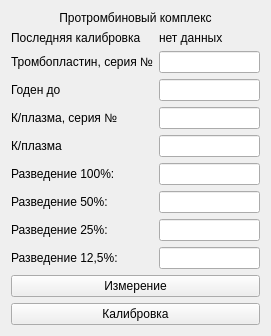
The window that choisedialog/ko5.ui (krang4d/Agrekola) describes before a commit, drawn with Qt 5.
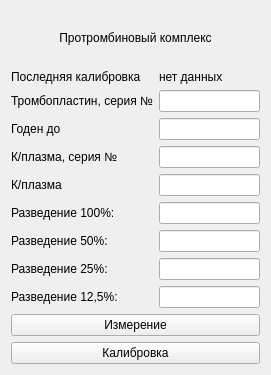
The same window after the commit.

The edit to the form file:
```diff
--- a/choisedialog/ko5.ui
+++ b/choisedialog/ko5.ui
@@ -7,7 +7,7 @@
     <x>0</x>
     <y>0</y>
     <width>271</width>
-    <height>318</height>
+    <height>375</height>
    </rect>
   </property>
   <property name="windowTitle">
```
Left out of the diff: 52 changed lines with no effect on the pictures.
